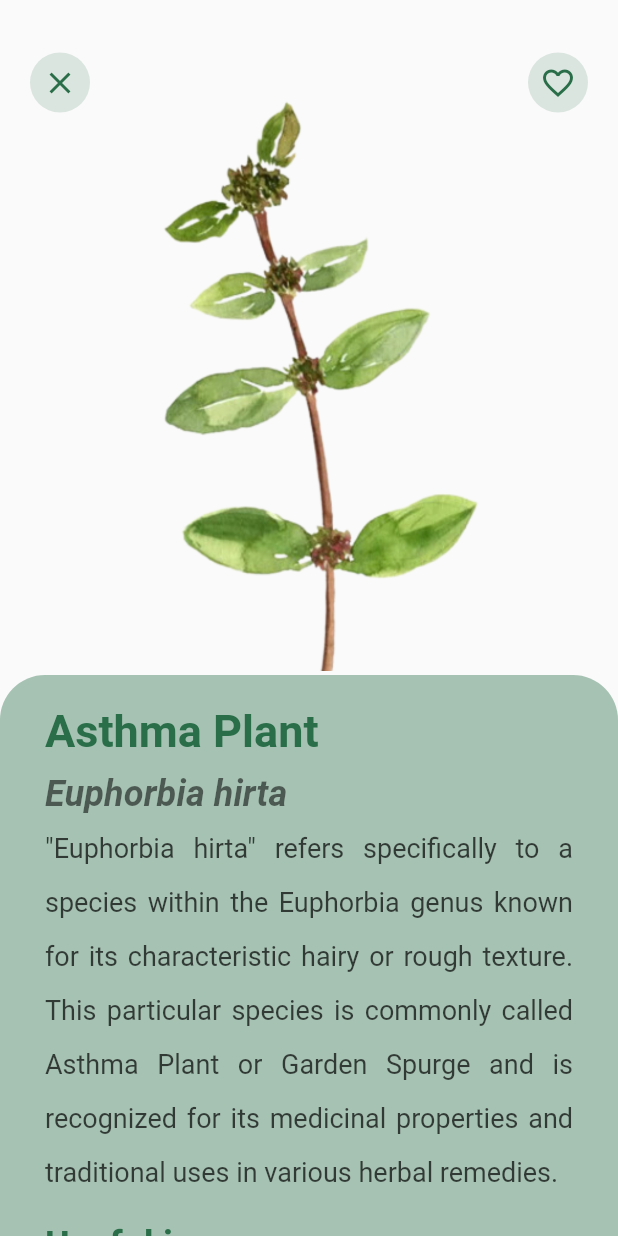
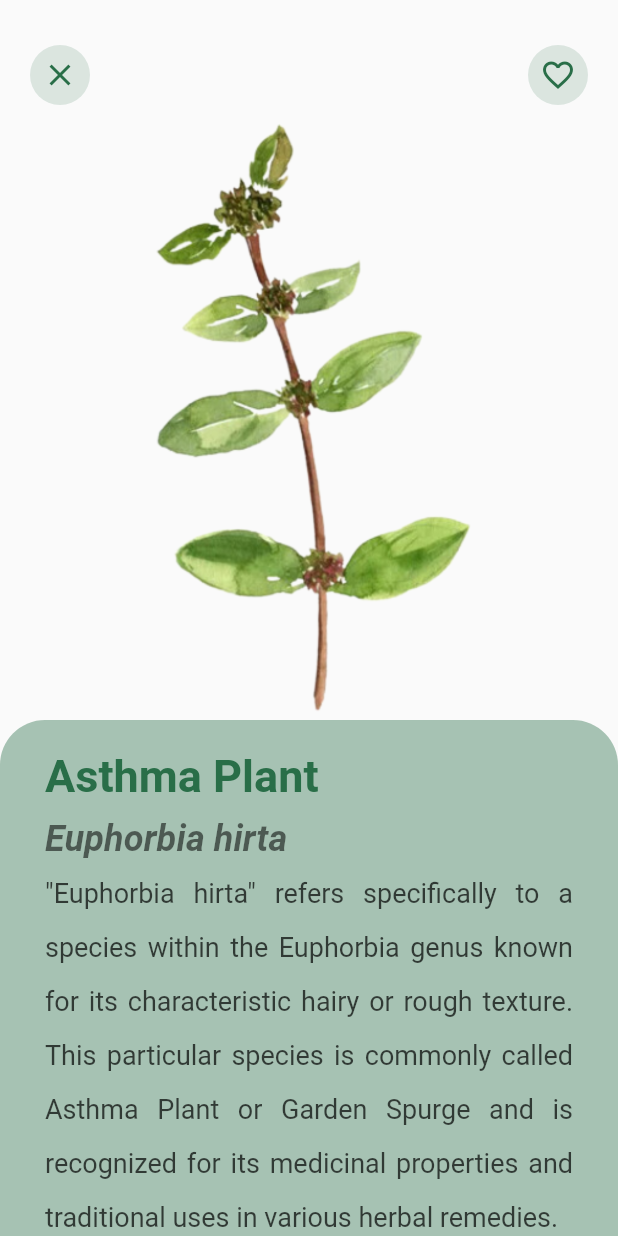
Before and after one commit to KoozCooz/HerbaLens, a Flutter app: the DetailPage screen opened directly with empty values, on a phone screen of 412 x 824 dp. Run offline on Flutter 3.47's test engine with Material 2 defaults, Android fonts, the phone set to English and light mode, and no system bars; our stand-ins replace animated_bottom_navigation_bar, firebase_auth, firebase_core, firebase_messaging, flutter_local_notifications, fluttertoast and 3 more; accounts and stored records are empty.

Commit message:
Search Ui, Detail Page Ui Logout Functionality

```diff
--- a/herbalens/lib/ui/screens/Root page/Notifications/notifcation_detail.dart
+++ b/herbalens/lib/ui/screens/Root page/Notifications/notifcation_detail.dart
@@ -48,8 +48,8 @@
                 ),
               ),
               const SizedBox(height: 20),
-              Padding(
-                padding: const EdgeInsets.all(20.0),
+              const Padding(
+                padding: EdgeInsets.all(20.0),
                 child: Text(
                   "Herbalens is your go-to platform for all things related to herbal remedies, natural wellness, and holistic living. Whether you're a seasoned herbal enthusiast or just beginning your journey into the world of natural health, Herbalens provides a wealth of information, tips, and resources to support your well-being. Join our community to explore the power of herbs, discover traditional remedies, and embrace a lifestyle that nurtures both body and mind. Let's embark on a journey to vibrant health and vitality together!",
                   textAlign: TextAlign.justify,
--- a/herbalens/lib/ui/screens/Root page/root_page.dart
+++ b/herbalens/lib/ui/screens/Root page/root_page.dart
@@ -5,6 +5,7 @@ import 'package:flutter/material.dart';
 import 'package:herbalens/constants.dart';
 import 'package:herbalens/models/plants.dart';
 import 'package:herbalens/ui/screens/Root%20page/Notifications/notification-ui.dart';
+import 'package:herbalens/ui/screens/Root%20page/Search/search-ui.dart';
 import 'package:herbalens/ui/screens/favorite_page.dart';
 import 'package:herbalens/ui/screens/herbalens_page.dart';
 import 'package:herbalens/ui/screens/Dashboard/home_page.dart';
@@ -71,7 +72,7 @@ List<String> titleList = [
                 children: [
                   GestureDetector(
                     onTap: () {
-                      // Add your search button logic here
+                      Navigator.push(context, PageTransition(child: const SearchUi(listofHerbaLens: [],), type: PageTransitionType.bottomToTop));
                     },
                     child: Container(
                       height: 40,
--- a/herbalens/lib/ui/screens/detail_page.dart
+++ b/herbalens/lib/ui/screens/detail_page.dart
@@ -24,20 +24,17 @@ class _DetailPageState extends State<DetailPage> {
     Size size = MediaQuery.of(context).size;
     List<HerbalLens> _plantList = HerbalLens.plantList;
     return Scaffold(
-      body: Stack(
+      body: Column(
         children: [
-          Positioned(
-            //close and favorite format
-            top: 35,
-            left: 20,
-            right: 20,
-            child: Row(
+          Row(
             mainAxisAlignment: MainAxisAlignment.spaceBetween,
             children: [
               GestureDetector(
                 onTap: () {
                   Navigator.pop(context);
                 },
+                child: Padding(
+                  padding: const EdgeInsets.only(left: 20, bottom: 10, top:30),
                   child: Container(
                     //close
                     height: 40,
@@ -52,10 +49,13 @@ class _DetailPageState extends State<DetailPage> {
                     ),
                   ),
                 ),
+              ),
               GestureDetector(
                   onTap: () {
                     debugPrint('favorite');
                   },
+                  child: Padding(
+                    padding: const EdgeInsets.only(right: 20,bottom: 10,top:30),
                     child: Container(
                       //favorite line
                       height: 40,
@@ -67,10 +67,8 @@ class _DetailPageState extends State<DetailPage> {
                       child: IconButton(
                         onPressed: () {
                           setState(() {
-                              bool isFavorated = toggleIsFavorated(
-                                  _plantList[widget.plantId].isFavorated);
-                              _plantList[widget.plantId].isFavorated =
-                                  isFavorated;
+                            bool isFavorited = toggleIsFavorated(_plantList[widget.plantId].isFavorated);
+                            _plantList[widget.plantId].isFavorated = isFavorited;
                           });
                         },
                         icon: Icon(
@@ -78,42 +76,23 @@ class _DetailPageState extends State<DetailPage> {
                               ? Icons.favorite
                               : Icons.favorite_border,
                           color: Constants.primaryColor,
-                          )),
-                    ))
-              ],
                         ),
                       ),
-          Positioned(
-            //image
-            top: 45,
-            left: -5,
-            right: 0,
-            child: Container(
-              width: size.width * .8,
-              height: size.height * .5,
-              padding: const EdgeInsets.all(10),
-              child: Stack(
-                children: [
-                  Positioned(
-                    top: 10,
-                    left: 0,
-                    child: SizedBox(
-                      height: 400,
-                      child: Image.asset(_plantList[widget.plantId].imageURL),
+                    ),
                   ),
                 ),
               ],
             ),
+          Expanded(
+            child:SingleChildScrollView(
+              child: Column(
+                crossAxisAlignment: CrossAxisAlignment.start,
+                children: [
+                  SizedBox(
+                    height: 400,
+                    child: Image.asset(_plantList[widget.plantId].imageURL),
                   ),
-          ),
-          Positioned(
-            //words
-            bottom: 0,
-            left: 0,
-            right: 0,
-            top:450,
-            child: SingleChildScrollView(
-            child: Container(
+                  Container(
                     padding: const EdgeInsets.only(top: 20, left: 30, right: 30),
                     width: size.width,
                     decoration: BoxDecoration(
@@ -123,7 +102,6 @@ class _DetailPageState extends State<DetailPage> {
                         topLeft: Radius.circular(30),
                       ),
                     ),
-
                   child: Column(
                     crossAxisAlignment: CrossAxisAlignment.start,
                     children: [
@@ -155,7 +133,8 @@ class _DetailPageState extends State<DetailPage> {
                               ),
                             ],
                         )
-                  ],),
+                      ],
+                    ),
                     Row(
                       children: [
                         Expanded(
@@ -306,16 +285,23 @@ class _DetailPageState extends State<DetailPage> {
                       ],
                     ),
                     const SizedBox(height: 30),
+                  ]
+                ),
+                  ),
               ],
             ),
           ),
           ),
-          ),
     ],
-      ),
+    )
     );
   }
 }
+
+
+
+
+
 
 class PlantFeature extends StatelessWidget {
   final String plantFeature;
```
Also changed, not shown: herbalens/lib/ui/screens/Profile/faqs.dart (+65 -0 lines), herbalens/lib/ui/screens/Profile/profile_part.dart (+9 -3 lines), herbalens/lib/ui/screens/Root page/Search/search-ui.dart (added, +76 -0 lines), herbalens/lib/ui/screens/Root page/Search/search-widget.dart (added, +70 -0 lines), herbalens/lib/ui/screens/herbalens_page.dart (+9 -6 lines), herbalens/lib/ui/screens/Account/signin_page.dart (indentation only). Lines whose indentation alone changed are shown as unchanged.
